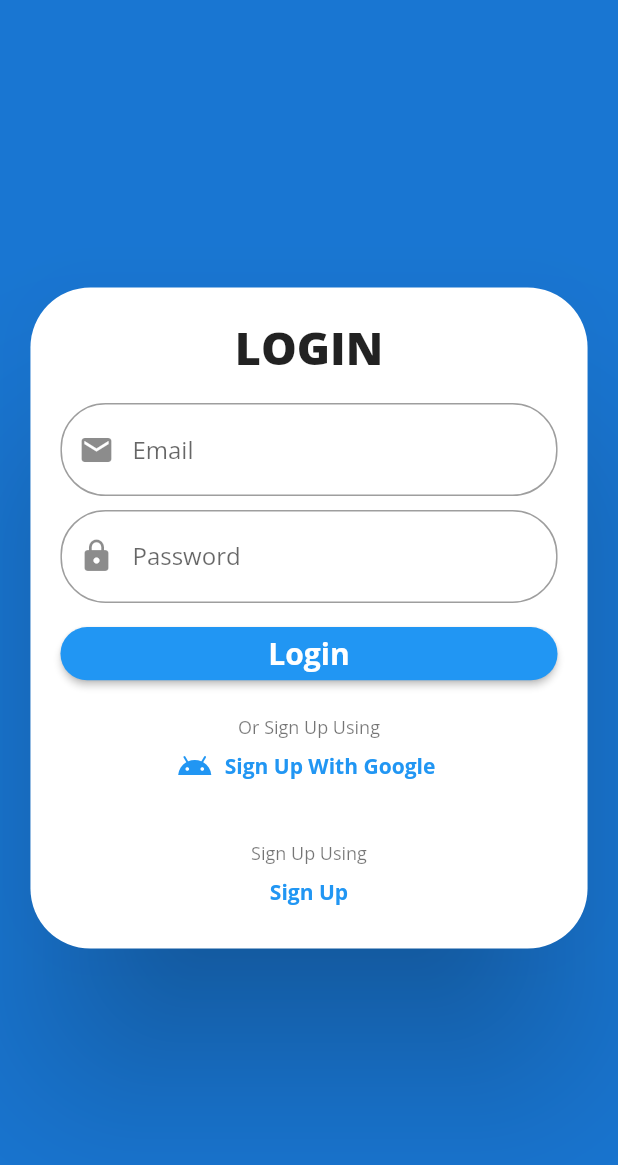
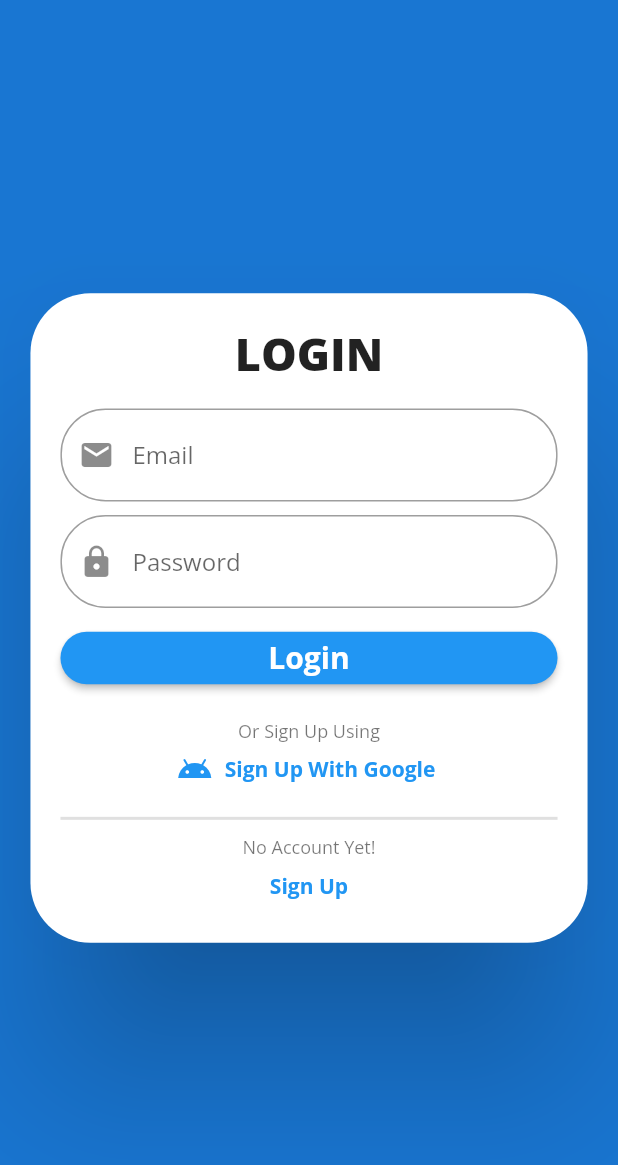
Before and after one commit to YashBagri4412/AuthScreen, a Flutter app: the screen it shows after launch, on a phone screen of 412 x 824 dp. Shown: the top 1165 px of the screen. Run offline on Flutter 3.47's test engine with Material 2 defaults, Android fonts, the phone set to English and light mode, and no system bars; our stand-ins replace google_fonts.

Commit message:
added divider and minor changes to improve responsiveness

```diff
--- a/lib/Screens/auth_screen.dart
+++ b/lib/Screens/auth_screen.dart
@@ -37,7 +37,7 @@ class _AuthScreenState extends State<AuthScreen> {
         MediaQuery.of(context).padding.bottom;
     final width = size.width;
     final widthOfContainer = width * 0.95;
-    final heightOfContainer = height * 0.60;
+    final heightOfContainer = height * 0.59;
     print("$heightOfContainer + $widthOfContainer");
     return Scaffold(
       backgroundColor: Theme.of(context).primaryColorDark,
@@ -178,7 +178,10 @@ class _AuthScreenState extends State<AuthScreen> {
                       ),
                     ),
                     SizedBox(
-                      height: heightOfContainer * 0.020,
+                      height: heightOfContainer * 0.015,
+                    ),
+                    Divider(
+                      thickness: 2,
                     ),
                     Expanded(
                       child: Align(
@@ -187,7 +190,7 @@ class _AuthScreenState extends State<AuthScreen> {
                           mainAxisAlignment: MainAxisAlignment.end,
                           children: [
                             Text(
-                              "Sign Up Using",
+                              "No Account Yet!",
                               style: Theme.of(context).textTheme.caption,
                             ),
                             FlatButton(
```
